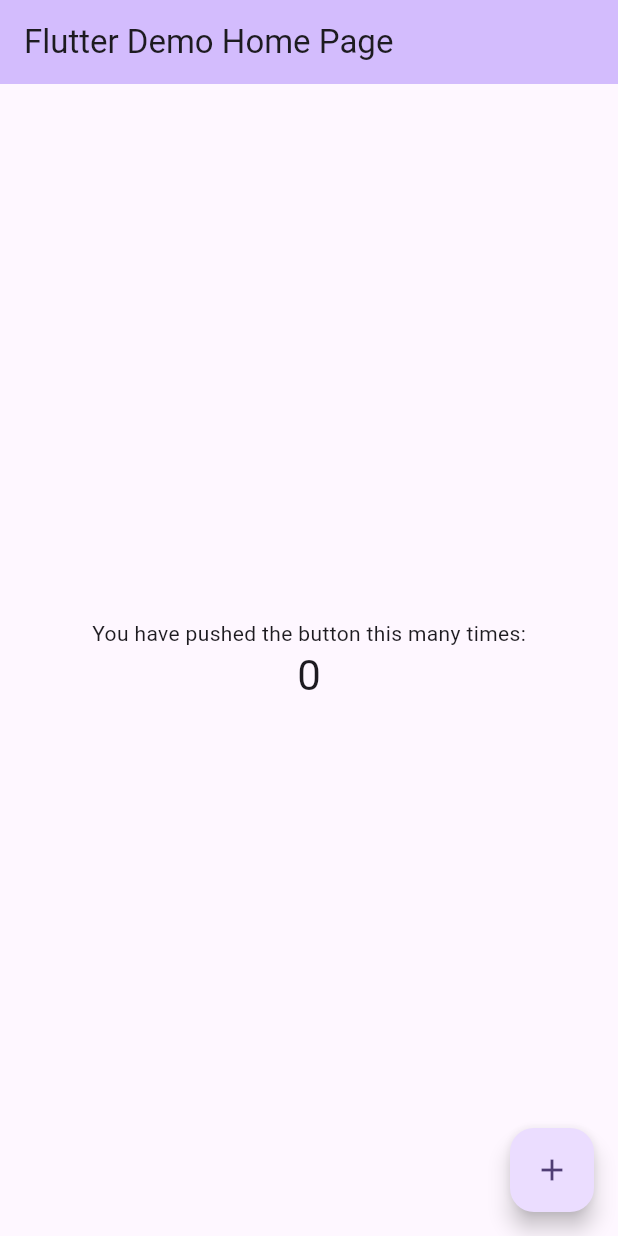
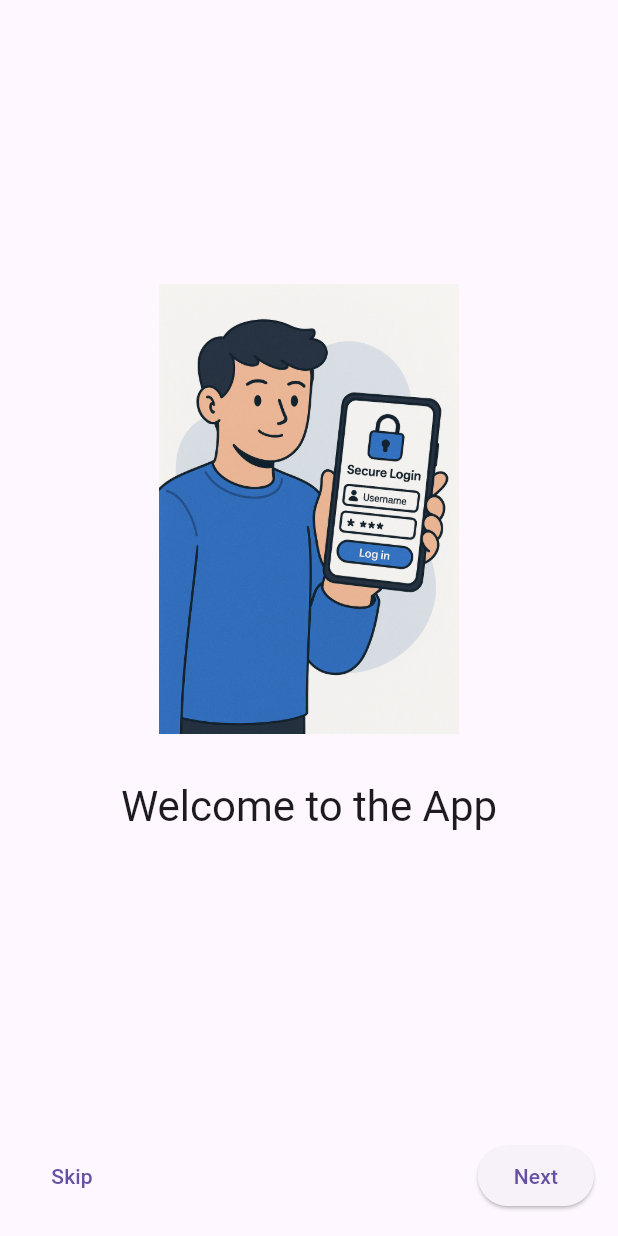
Before and after one commit to dkmezza/authentication_flutter_riverpod, a Flutter app: the screen it shows after launch, on a phone screen of 412 x 824 dp. Run offline on Flutter 3.47's test engine with Material 3 defaults, Android fonts, the phone set to English and light mode, and no system bars; our stand-ins replace flutter_riverpod, go_router, shared_preferences.

Commit message:
:rocket: Onboarding screens

```diff
--- /dev/null
+++ b/lib/features/onboarding/data/onboarding_controller.dart
@@ -0,0 +1,15 @@
+import 'package:shared_preferences/shared_preferences.dart';
+
+class OnboardingController {
+  static const String onboardingSeenKey = 'onboarding_seen';
+
+  static Future<void> setOnboardingSeen() async {
+    final prefs = await SharedPreferences.getInstance();
+    await prefs.setBool(onboardingSeenKey, true);
+  }
+
+  static Future<bool> hasSeenOnboarding() async {
+    final prefs = await SharedPreferences.getInstance();
+    return prefs.getBool(onboardingSeenKey) ?? false;
+  }
+}
--- /dev/null
+++ b/lib/features/onboarding/data/onboarding_page_model.dart
@@ -0,0 +1,6 @@
+class OnboardingPageModel {
+  final String imagePath;
+  final String title;
+
+  OnboardingPageModel({required this.imagePath, required this.title});
+}
--- /dev/null
+++ b/lib/features/onboarding/presentation/onboarding_screen.dart
@@ -0,0 +1,74 @@
+import 'package:flutter/material.dart';
+import '../../onboarding/data/onboarding_controller.dart';
+import '../../onboarding/data/onboarding_page_model.dart';
+import 'widgets/onboarding_page.dart';
+import 'package:go_router/go_router.dart';
+
+class OnboardingScreen extends StatefulWidget {
+  const OnboardingScreen({super.key});
+
+  @override
+  State<OnboardingScreen> createState() => _OnboardingScreenState();
+}
+
+class _OnboardingScreenState extends State<OnboardingScreen> {
+  final PageController _pageController = PageController();
+  int _currentIndex = 0;
+
+  final pages = [
+    OnboardingPageModel(
+      imagePath: 'assets/images/onboarding_screen1.png',
+      title: 'Welcome to the App',
+    ),
+    OnboardingPageModel(
+      imagePath: 'assets/images/onboarding_screen2.png',
+      title: 'Track Your Progress',
+    ),
+    OnboardingPageModel(
+      imagePath: 'assets/images/onboarding_screen3.png',
+      title: 'Stay Connected',
+    ),
+  ];
+
+  void _finishOnboarding() async {
+    await OnboardingController.setOnboardingSeen();
+    if (context.mounted) context.go('/login');
+  }
+
+  @override
+  Widget build(BuildContext context) {
+    return Scaffold(
+      body: PageView.builder(
+        controller: _pageController,
+        itemCount: pages.length,
+        onPageChanged: (index) => setState(() => _currentIndex = index),
+        itemBuilder:
+            (context, index) => OnboardingPage(
+              imagePath: pages[index].imagePath,
+              title: pages[index].title,
+            ),
+      ),
+      bottomNavigationBar: Padding(
+        padding: const EdgeInsets.all(16),
+        child: Row(
+          mainAxisAlignment: MainAxisAlignment.spaceBetween,
+          children: [
+            TextButton(onPressed: _finishOnboarding, child: const Text("Skip")),
+            ElevatedButton(
+              onPressed:
+                  _currentIndex == pages.length - 1
+                      ? _finishOnboarding
+                      : () => _pageController.nextPage(
+                        duration: const Duration(milliseconds: 300),
+                        curve: Curves.easeInOut,
+                      ),
+              child: Text(
+                _currentIndex == pages.length - 1 ? "Get Started" : "Next",
+              ),
+            ),
+          ],
+        ),
+      ),
+    );
+  }
+}
--- /dev/null
+++ b/lib/features/onboarding/presentation/splash_screen.dart
@@ -0,0 +1,30 @@
+import 'package:flutter/material.dart';
+import '../../onboarding/data/onboarding_controller.dart';
+import 'package:go_router/go_router.dart';
+
+class SplashScreen extends StatefulWidget {
+  const SplashScreen({super.key});
+
+  @override
+  State<SplashScreen> createState() => _SplashScreenState();
+}
+
+class _SplashScreenState extends State<SplashScreen> {
+  @override
+  void initState() {
+    super.initState();
+    _checkOnboarding();
+  }
+
+  Future<void> _checkOnboarding() async {
+    final seen = await OnboardingController.hasSeenOnboarding();
+    if (context.mounted) {
+      context.go(seen ? '/login' : '/onboarding');
+    }
+  }
+
+  @override
+  Widget build(BuildContext context) {
+    return const Scaffold(body: Center(child: CircularProgressIndicator()));
+  }
+}
--- /dev/null
+++ b/lib/features/onboarding/presentation/widgets/onboarding_page.dart
@@ -0,0 +1,28 @@
+import 'package:flutter/material.dart';
+
+class OnboardingPage extends StatelessWidget {
+  final String imagePath;
+  final String title;
+
+  const OnboardingPage({
+    super.key,
+    required this.imagePath,
+    required this.title,
+  });
+
+  @override
+  Widget build(BuildContext context) {
+    return Column(
+      mainAxisAlignment: MainAxisAlignment.center,
+      children: [
+        Image.asset(imagePath, height: 300),
+        const SizedBox(height: 30),
+        Text(
+          title,
+          style: Theme.of(context).textTheme.headlineMedium,
+          textAlign: TextAlign.center,
+        ),
+      ],
+    );
+  }
+}
--- /dev/null
+++ b/lib/login.dart
@@ -0,0 +1,15 @@
+import 'package:flutter/material.dart';
+
+class LoginScreen extends StatefulWidget {
+  const LoginScreen({super.key});
+
+  @override
+  State<LoginScreen> createState() => _LoginScreenState();
+}
+
+class _LoginScreenState extends State<LoginScreen> {
+  @override
+  Widget build(BuildContext context) {
+    return const Placeholder();
+  }
+}
--- a/lib/main.dart
+++ b/lib/main.dart
@@ -1,122 +1,40 @@
+import 'package:auth_client_app/login.dart';
 import 'package:flutter/material.dart';
+import 'package:flutter_riverpod/flutter_riverpod.dart';
+import 'package:go_router/go_router.dart';
+import 'features/onboarding/presentation/onboarding_screen.dart';
+import 'features/onboarding/presentation/splash_screen.dart';
 
 void main() {
-  runApp(const MyApp());
+  runApp(const ProviderScope(child: MyApp()));
 }
 
 class MyApp extends StatelessWidget {
   const MyApp({super.key});
 
-  // This widget is the root of your application.
   @override
   Widget build(BuildContext context) {
-    return MaterialApp(
-      title: 'Flutter Demo',
-      theme: ThemeData(
-        // This is the theme of your application.
-        //
-        // TRY THIS: Try running your application with "flutter run". You'll see
-        // the application has a purple toolbar. Then, without quitting the app,
-        // try changing the seedColor in the colorScheme below to Colors.green
-        // and then invoke "hot reload" (save your changes or press the "hot
-        // reload" button in a Flutter-supported IDE, or press "r" if you used
-        // the command line to start the app).
-        //
-        // Notice that the counter didn't reset back to zero; the application
-        // state is not lost during the reload. To reset the state, use hot
-        // restart instead.
-        //
-        // This works for code too, not just values: Most code changes can be
-        // tested with just a hot reload.
-        colorScheme: ColorScheme.fromSeed(seedColor: Colors.deepPurple),
-      ),
-      home: const MyHomePage(title: 'Flutter Demo Home Page'),
+    final _router = GoRouter(
+      initialLocation: '/',
+      routes: [
+        GoRoute(path: '/', builder: (context, state) => const SplashScreen()),
+        GoRoute(
+          path: '/onboarding',
+          builder: (context, state) => OnboardingScreen(),
+        ),
+        GoRoute(
+          path: '/login',
+          builder: (context, state) => const LoginScreen(),
+        ),
+        // Add more routes here (e.g., register, profile) as needed later
+      ],
+    );
+
+    return MaterialApp.router(
+      debugShowCheckedModeBanner: false,
+      title: 'Auth App',
+      routerConfig: _router,
+      theme: ThemeData(primarySwatch: Colors.indigo, useMaterial3: true),
     );
   }
 }
-
-class MyHomePage extends StatefulWidget {
-  const MyHomePage({super.key, required this.title});
-
-  // This widget is the home page of your application. It is stateful, meaning
-  // that it has a State object (defined below) that contains fields that affect
-  // how it looks.
-
-  // This class is the configuration for the state. It holds the values (in this
-  // case the title) provided by the parent (in this case the App widget) and
-  // used by the build method of the State. Fields in a Widget subclass are
-  // always marked "final".
-
-  final String title;
-
-  @override
-  State<MyHomePage> createState() => _MyHomePageState();
-}
-
-class _MyHomePageState extends State<MyHomePage> {
-  int _counter = 0;
-
-  void _incrementCounter() {
-    setState(() {
-      // This call to setState tells the Flutter framework that something has
-      // changed in this State, which causes it to rerun the build method below
-      // so that the display can reflect the updated values. If we changed
-      // _counter without calling setState(), then the build method would not be
-      // called again, and so nothing would appear to happen.
-      _counter++;
-    });
-  }
-
-  @override
-  Widget build(BuildContext context) {
-    // This method is rerun every time setState is called, for instance as done
-    // by the _incrementCounter method above.
-    //
-    // The Flutter framework has been optimized to make rerunning build methods
-    // fast, so that you can just rebuild anything that needs updating rather
-    // than having to individually change instances of widgets.
-    return Scaffold(
-      appBar: AppBar(
-        // TRY THIS: Try changing the color here to a specific color (to
-        // Colors.amber, perhaps?) and trigger a hot reload to see the AppBar
-        // change color while the other colors stay the same.
-        backgroundColor: Theme.of(context).colorScheme.inversePrimary,
-        // Here we take the value from the MyHomePage object that was created by
-        // the App.build method, and use it to set our appbar title.
-        title: Text(widget.title),
-      ),
-      body: Center(
-        // Center is a layout widget. It takes a single child and positions it
-        // in the middle of the parent.
-        child: Column(
-          // Column is also a layout widget. It takes a list of children and
-          // arranges them vertically. By default, it sizes itself to fit its
-          // children horizontally, and tries to be as tall as its parent.
-          //
-          // Column has various properties to control how it sizes itself and
-          // how it positions its children. Here we use mainAxisAlignment to
-          // center the children vertically; the main axis here is the vertical
-          // axis because Columns are vertical (the cross axis would be
-          // horizontal).
-          //
-          // TRY THIS: Invoke "debug painting" (choose the "Toggle Debug Paint"
-          // action in the IDE, or press "p" in the console), to see the
-          // wireframe for each widget.
-          mainAxisAlignment: MainAxisAlignment.center,
-          children: <Widget>[
-            const Text('You have pushed the button this many times:'),
-            Text(
-              '$_counter',
-              style: Theme.of(context).textTheme.headlineMedium,
-            ),
-          ],
-        ),
-      ),
-      floatingActionButton: FloatingActionButton(
-        onPressed: _incrementCounter,
-        tooltip: 'Increment',
-        child: const Icon(Icons.add),
-      ), // This trailing comma makes auto-formatting nicer for build methods.
-    );
-  }
-}
--- a/pubspec.yaml
+++ b/pubspec.yaml
@@ -37,6 +37,7 @@ dependencies:
   flutter_riverpod: ^2.6.1
   go_router: ^15.1.1
   flutter_svg: ^2.1.0
+  shared_preferences: ^2.5.3
 
 dev_dependencies:
   flutter_test:
@@ -61,9 +62,7 @@ flutter:
 
   # To add assets to your application, add an assets section, like this:
   assets:
-    - assets/images/onboarding_screen1.png
-    - assets/images/onboarding_screen2.png
-    - assets/images/onboarding_screen3.png
+    - assets/images/
 
   # An image asset can refer to one or more resolution-specific "variants", see
   # https://flutter.dev/to/resolution-aware-images
```
Also changed, not shown: lib/features/onboarding/presentation/onboarding_page.dart (deleted), pubspec.lock, 1 other file.
